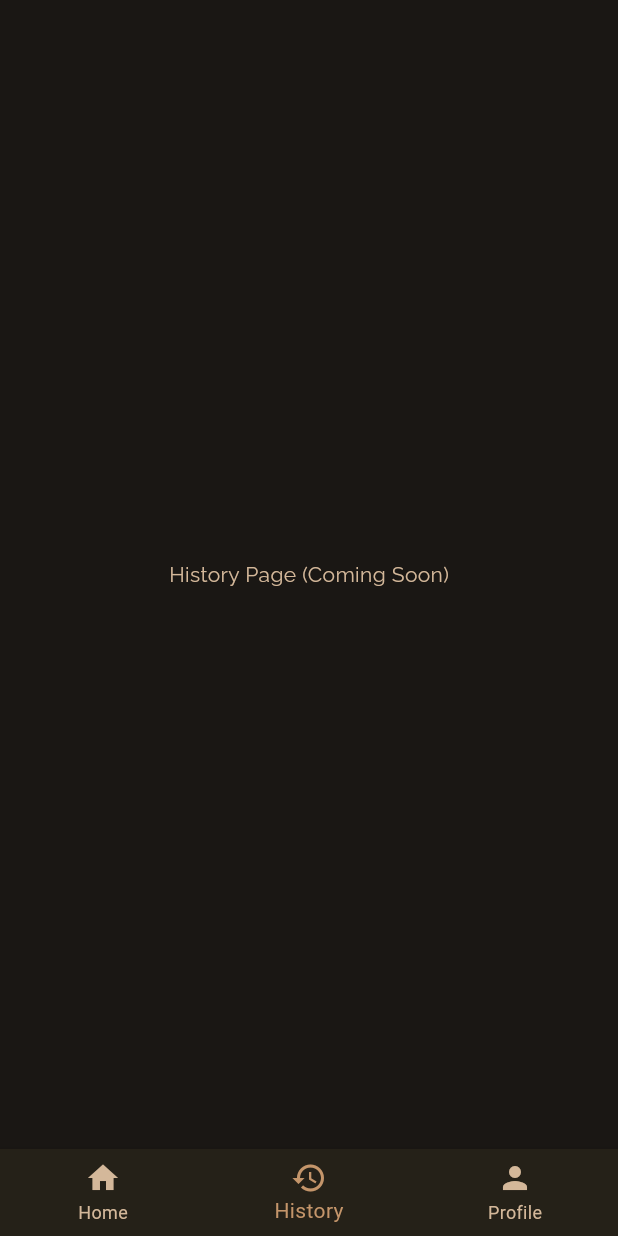
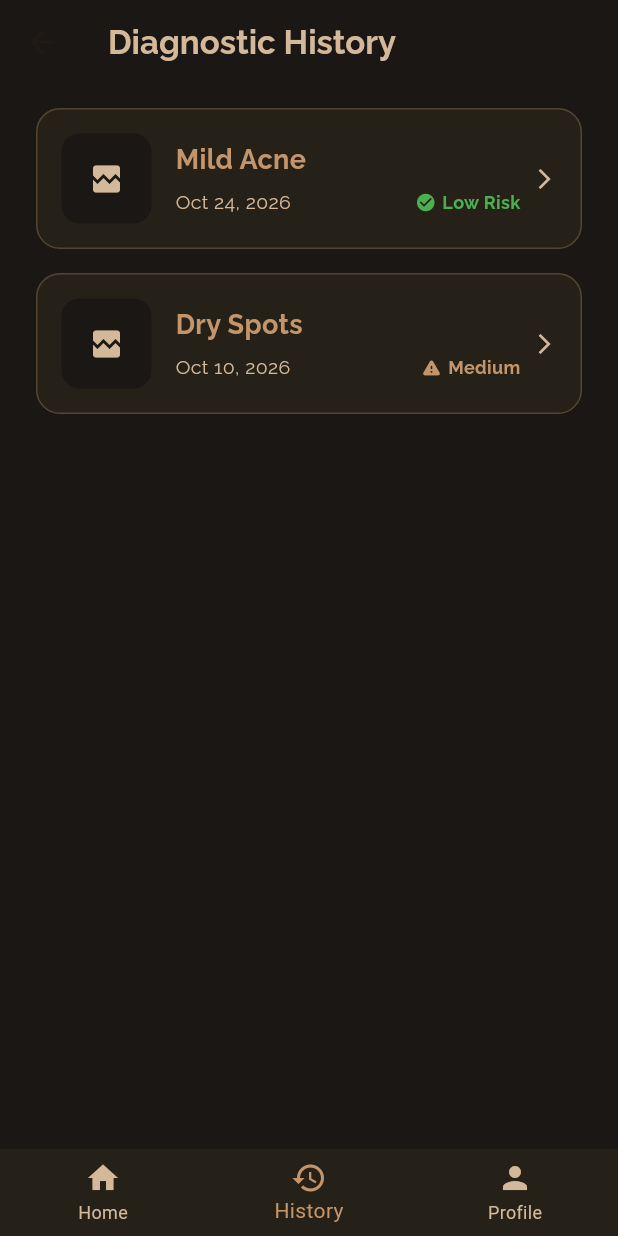
Before and after one commit to hasaanhameed/DermaLens, a Flutter app: the WidgetTree screen opened directly, item 2 of the bottom bar chosen, on a phone screen of 412 x 824 dp. Run offline on Flutter 3.47's test engine with Material 3 defaults, Android fonts, the phone set to English and light mode, and no system bars; our stand-ins replace lottie; network calls fail.

Commit message:
History Page + History Details

```diff
--- /dev/null
+++ b/dermalens_frontend/lib/pages/history_page.dart
@@ -0,0 +1,149 @@
+import 'package:flutter/material.dart';
+import '../theme/app_colors.dart';
+import 'history_details_page.dart';
+
+class HistoryPage extends StatelessWidget {
+  HistoryPage({super.key});
+
+  final List<Map<String, String>> hardcodedScans = [
+    {
+      "date": "Oct 24, 2026",
+      "condition": "Mild Acne",
+      "severity": "Low Risk",
+      "imageUrl": "https://via.placeholder.com/150",
+    },
+    {
+      "date": "Oct 10, 2026",
+      "condition": "Dry Spots",
+      "severity": "Medium",
+      "imageUrl": "https://via.placeholder.com/150",
+    }
+  ];
+
+  @override
+  Widget build(BuildContext context) {
+    return Scaffold(
+      backgroundColor: AppColors.surface,
+      appBar: AppBar(
+        title: const Text(
+          'Diagnostic History',
+          style: TextStyle(
+            fontFamily: 'Raleway',
+            fontSize: 22,
+            fontWeight: FontWeight.bold,
+            color: AppColors.sand,
+          ),
+        ),
+        backgroundColor: AppColors.surface,
+        elevation: 0,
+        centerTitle: false,
+      ),
+      body: ListView.builder(
+        itemCount: hardcodedScans.length,
+        padding: const EdgeInsets.symmetric(horizontal: 24.0, vertical: 16.0),
+        itemBuilder: (context, index) {
+          final scan = hardcodedScans[index];
+
+          // Determine color and icon based on severity
+
+          Color severityColor = AppColors.sand;
+          IconData severityIcon = Icons.info;
+
+          if (scan["severity"] == "Low Risk") {
+            severityColor = AppColors.severityLow;
+            severityIcon = Icons.check_circle;
+          } else if (scan["severity"] == "Requires Monitor" || scan["severity"] == "Medium") {
+            severityColor = AppColors.severityMedium;
+            severityIcon = Icons.warning_rounded;
+          } else if (scan["severity"]!.contains("High")) {
+            severityColor = AppColors.severityHigh;
+            severityIcon = Icons.error_rounded;
+          }
+
+
+          return GestureDetector(
+            onTap: () {
+              Navigator.push(
+                context,
+                MaterialPageRoute(
+                  builder: (context) => HistoryDetailsPage(scanData: scan),
+                ),
+              );
+            },
+            child: Container(
+              margin: const EdgeInsets.only(bottom: 16.0),
+              padding: const EdgeInsets.all(16),
+              decoration: BoxDecoration(
+                color: AppColors.elevated,
+                borderRadius: BorderRadius.circular(16),
+                border: Border.all(color: AppColors.warmGold.withOpacity(0.3), width: 1),
+              ),
+              child: Row(
+                children: [
+                                    Container(
+                    width: 60,
+                    height: 60,
+                    decoration: BoxDecoration(
+                      color: AppColors.surface,
+                      borderRadius: BorderRadius.circular(12),
+                    ),
+                    child: const Icon(Icons.broken_image, color: AppColors.sand),
+                  ),
+
+                  const SizedBox(width: 16),
+                  Expanded(
+                    child: Column(
+                      crossAxisAlignment: CrossAxisAlignment.start,
+                      children: [
+                        Text(
+                          scan["condition"]!,
+                          style: const TextStyle(
+                            fontFamily: 'Raleway',
+                            color: AppColors.warmGold,
+                            fontSize: 18,
+                            fontWeight: FontWeight.bold,
+                          ),
+                        ),
+                        const SizedBox(height: 6),
+                        Row(
+                          mainAxisAlignment: MainAxisAlignment.spaceBetween,
+                          children: [
+                            Text(
+                              scan["date"]!,
+                              style: const TextStyle(
+                                fontFamily: 'Raleway',
+                                color: AppColors.sand,
+                                fontSize: 13,
+                              ),
+                            ),
+                            Row(
+                              children: [
+                                Icon(severityIcon, color: severityColor, size: 14),
+                                const SizedBox(width: 4),
+                                Text(
+                                  scan["severity"]!,
+                                  style: TextStyle(
+                                    fontFamily: 'Raleway',
+                                    color: severityColor,
+                                    fontSize: 12,
+                                    fontWeight: FontWeight.bold,
+                                  ),
+                                ),
+                              ],
+                            ),
+                          ],
+                        ),
+                      ],
+                    ),
+                  ),
+                  const SizedBox(width: 8),
+                  const Icon(Icons.arrow_forward_ios, color: AppColors.sand, size: 16),
+                ],
+              ),
+            ),
+          );
+        },
+      ),
+    );
+  }
+}
--- a/dermalens_frontend/lib/theme/app_colors.dart
+++ b/dermalens_frontend/lib/theme/app_colors.dart
@@ -7,4 +7,8 @@ class AppColors {
   static const Color warmGold = Color(0xFFC4956A);
   static const Color sand = Color(0xFFD4B89A);
   static const Color blush = Color(0xFFE8D5C0);
+  static const Color severityLow = Color(0xFF4CAF50);
+  static const Color severityMedium = warmGold;
+  static const Color severityHigh = Color(0xFFE57373);
+
 }
--- a/dermalens_frontend/lib/widget_tree.dart
+++ b/dermalens_frontend/lib/widget_tree.dart
@@ -2,6 +2,8 @@ import 'package:flutter/material.dart';
 import '../notifiers/navigation_notifier.dart';
 import '../theme/app_colors.dart';
 import '../widgets/footer_widget.dart';
+import '../pages/history_page.dart';
+import '../pages/history_details_page.dart';
 
 // 1. We import your brand new HomePage!
 import '../pages/home_page.dart';
@@ -20,12 +22,7 @@ class _WidgetTreeState extends State<WidgetTree> {
   // The first is HomePage. The other two are temporary placeholders.
   final List<Widget> _pages = [
     const HomePage(),
-    const Center(
-      child: Text(
-        "History Page (Coming Soon)",
-        style: TextStyle(color: AppColors.sand, fontFamily: 'Raleway')
-      )
-    ),
+     HistoryPage(),
     const Center(
       child: Text(
         "Profile Page (Coming Soon)",
```
Also changed, not shown: dermalens_frontend/lib/pages/history_details_page.dart (added, +124 -0 lines), dermalens_frontend/lib/pages/home_page.dart (+46 -45 lines), dermalens_frontend/flutter_01.png (added), dermalens_frontend/flutter_02.png (added).
